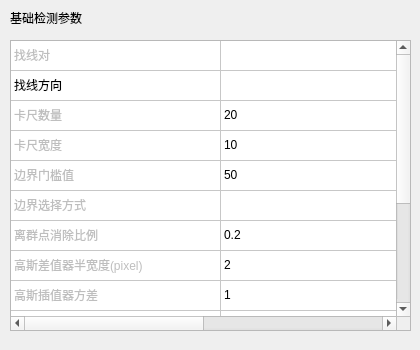
Old version of the form VisionDetect/FindLineWidget.ui in the repository chuandongxu/AOI.
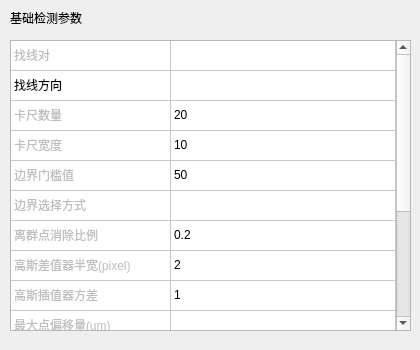
New version of the form.

Diff of the .ui file:
```diff
--- a/VisionDetect/FindLineWidget.ui
+++ b/VisionDetect/FindLineWidget.ui
@@ -45,7 +45,7 @@
     <bool>false</bool>
    </attribute>
    <attribute name="horizontalHeaderDefaultSectionSize">
-    <number>210</number>
+    <number>160</number>
    </attribute>
    <attribute name="horizontalHeaderStretchLastSection">
     <bool>true</bool>
@@ -158,7 +158,7 @@
    </item>
    <item row="7" column="0">
     <property name="text">
-     <string>高斯差值器半宽度(pixel)</string>
+     <string>高斯差值器半宽(pixel)</string>
     </property>
     <property name="flags">
      <set>ItemIsSelectable|ItemIsDragEnabled|ItemIsUserCheckable</set>
@@ -184,20 +184,20 @@
    </item>
    <item row="9" column="0">
     <property name="text">
-     <string>检查线性度</string>
-    </property>
-    <property name="flags">
-     <set>ItemIsSelectable|ItemIsDragEnabled|ItemIsUserCheckable</set>
-    </property>
-   </item>
-   <item row="10" column="0">
-    <property name="text">
      <string>最大点偏移量(um)</string>
     </property>
     <property name="flags">
      <set>ItemIsSelectable|ItemIsDragEnabled|ItemIsUserCheckable</set>
     </property>
    </item>
+   <item row="10" column="0">
+    <property name="text">
+     <string>检查线性度</string>
+    </property>
+    <property name="flags">
+     <set>ItemIsSelectable|ItemIsDragEnabled|ItemIsUserCheckable</set>
+    </property>
+   </item>
    <item row="11" column="0">
     <property name="text">
      <string>最小线性度(%)</string>
```
